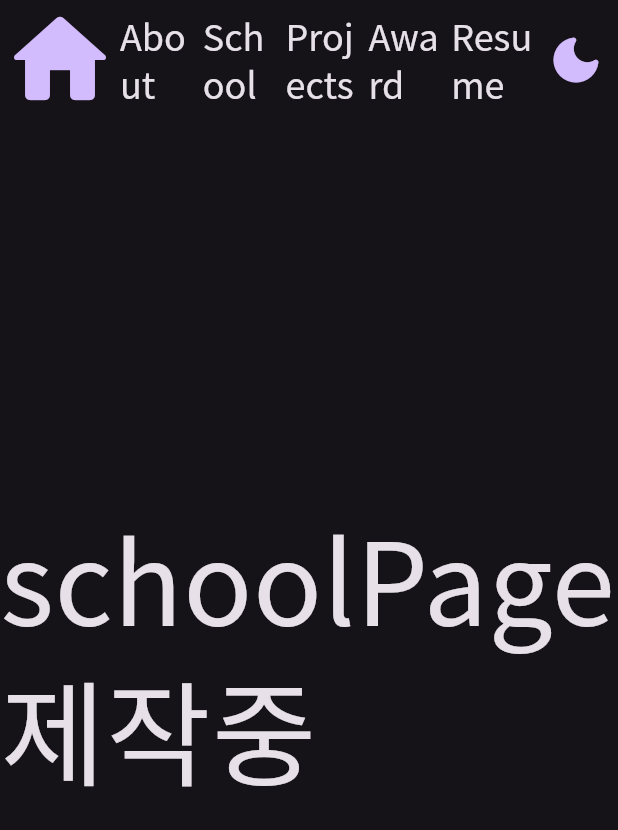
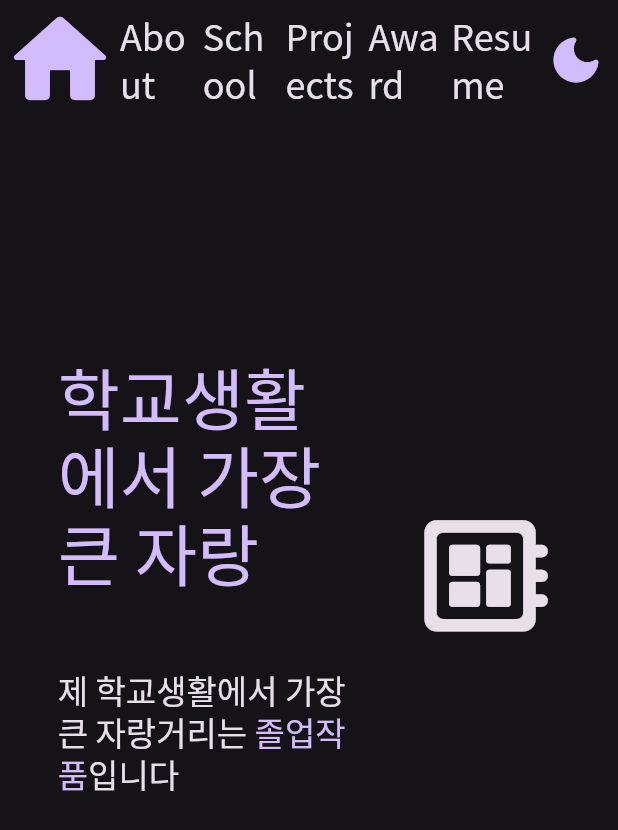
Before and after one commit to modabada/portfolio, a Flutter app: the screen it shows after launch, after a tap on "School", on a phone screen of 412 x 824 dp. Shown: the top 830 px of the screen. Run offline on Flutter 3.47's test engine with Material 3 defaults, Android fonts, the phone set to English and light mode, and no system bars; our stand-ins replace fluro, flutter_bloc, flutter_svg; missing offline and left inert: korea_regexp.

Commit message:
학교 페이지 배너 추가

```diff
--- a/lib/Component/School/school_page.dart
+++ b/lib/Component/School/school_page.dart
@@ -1,4 +1,5 @@
 import 'package:flutter/material.dart';
+import 'package:portfolio/Component/School/school_page_banner.dart';
 import 'package:portfolio/Component/default_template.dart';
 
 @immutable
@@ -6,13 +7,16 @@ class SchoolPage extends DefaultTemplate {
   const SchoolPage({super.key});
 
   @override
-  Widget body(final BuildContext context) => const Padding(
-        padding: EdgeInsets.only(top: 96, bottom: 48),
-        child: Center(
-          child: Text(
-            'schoolPage 제작중',
-            style: TextStyle(fontSize: 76),
-          ),
-        ),
-      );
+  Widget body(final BuildContext context) {
+    final TextTheme textTheme = Theme.of(context).textTheme;
+
+    return Padding(
+      padding: const EdgeInsets.only(top: 96, bottom: 48),
+      child: ListView(
+        children: const <Widget>[
+          SchoolPageBanner(),
+        ],
+      ),
+    );
+  }
 }
--- /dev/null
+++ b/lib/Component/School/school_page_banner.dart
@@ -0,0 +1,50 @@
+import 'package:flutter/material.dart';
+
+class SchoolPageBanner extends StatelessWidget {
+  const SchoolPageBanner({super.key});
+
+  @override
+  Widget build(final BuildContext context) {
+    final TextTheme textTheme = Theme.of(context).textTheme;
+    final ColorScheme colorScheme = Theme.of(context).colorScheme;
+    final Size screenSize = MediaQuery.of(context).size;
+
+    return SizedBox(
+      height: 576,
+      child: Row(
+        mainAxisAlignment: MainAxisAlignment.spaceEvenly,
+        children: <Widget>[
+          SizedBox(
+            width: screenSize.width * 0.48,
+            child: Text.rich(
+              TextSpan(
+                style: textTheme.titleLarge,
+                children: <InlineSpan>[
+                  TextSpan(
+                    text: '학교생활에서 가장 큰 자랑\n\n',
+                    style: textTheme.displayMedium!.copyWith(
+                      color: colorScheme.primary,
+                    ),
+                  ),
+                  const TextSpan(text: '제 학교생활에서 가장 큰 자랑거리는 '),
+                  TextSpan(
+                    text: '졸업작품',
+                    style: TextStyle(
+                      color: colorScheme.primary,
+                    ),
+                  ),
+                  const TextSpan(text: '입니다'),
+                ],
+              ),
+            ),
+          ),
+          Icon(
+            Icons.developer_board_rounded,
+            color: colorScheme.onSurface,
+            size: screenSize.width * 0.24,
+          ),
+        ],
+      ),
+    );
+  }
+}
```
